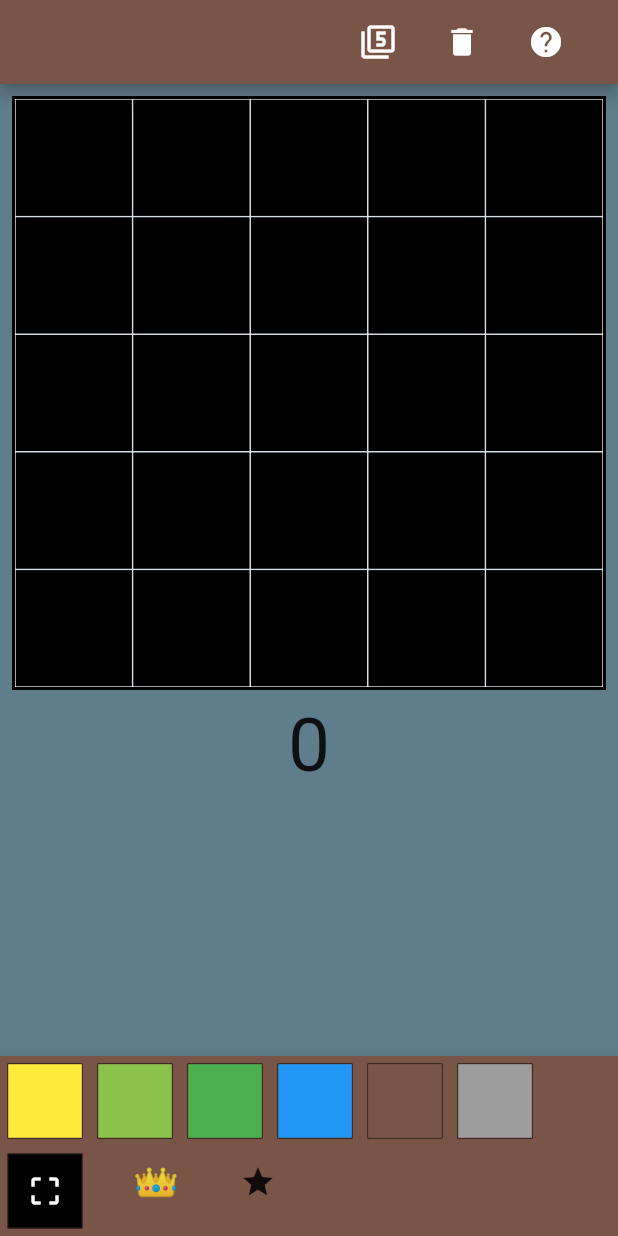
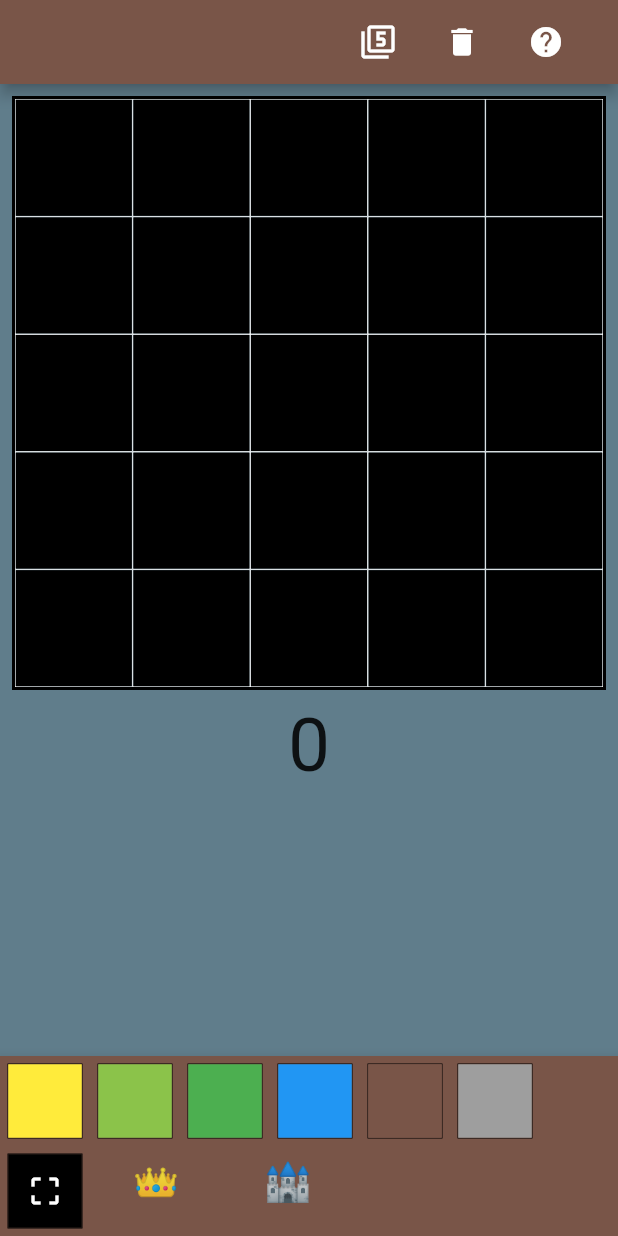
Before and after one commit to odrevet/kingdomino_score, a Flutter app: the screen it shows after launch, on a phone screen of 412 x 824 dp. Run offline on Flutter 3.47's test engine with Material 2 defaults, Android fonts, the phone set to English and light mode, and no system bars.

Commit message:
replace star iconby caslte unicode character

```diff
--- a/lib/main.dart
+++ b/lib/main.dart
@@ -8,6 +8,7 @@ void main() {
 }
 
 String crown = '\u{1F451}';
+String castle = '\u{1F3F0}';
 
 enum SelectionMode { field, crown, castle }
 
@@ -314,8 +315,8 @@ class _MyHomePageState extends State<MyHomePage> {
       padding: EdgeInsets.all(0.0),
       child: Text(crown, style: TextStyle(fontSize: 25.0)));
 
-  IconButton castleButton() => IconButton(
-        icon: Icon(Icons.star),
-        onPressed: () => _onSelectCastle(),
-      );
+  FlatButton castleButton() => FlatButton(
+      onPressed: () => _onSelectCrown(),
+      padding: EdgeInsets.all(0.0),
+      child: Text(castle, style: TextStyle(fontSize: 25.0)));
 }
```
